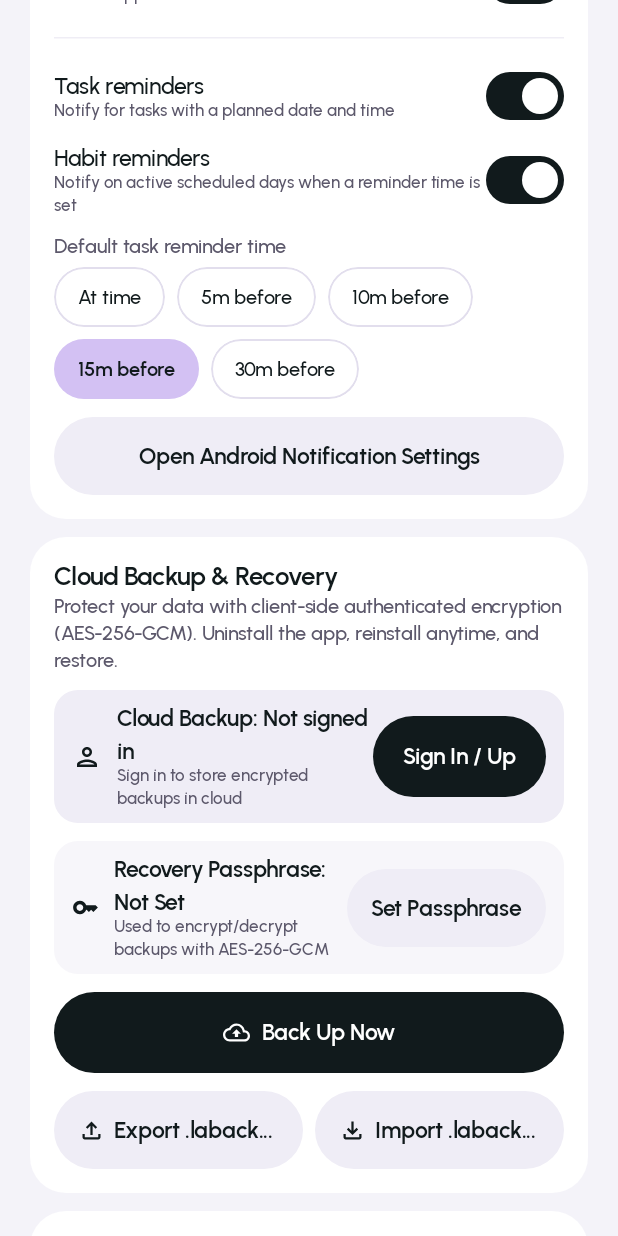
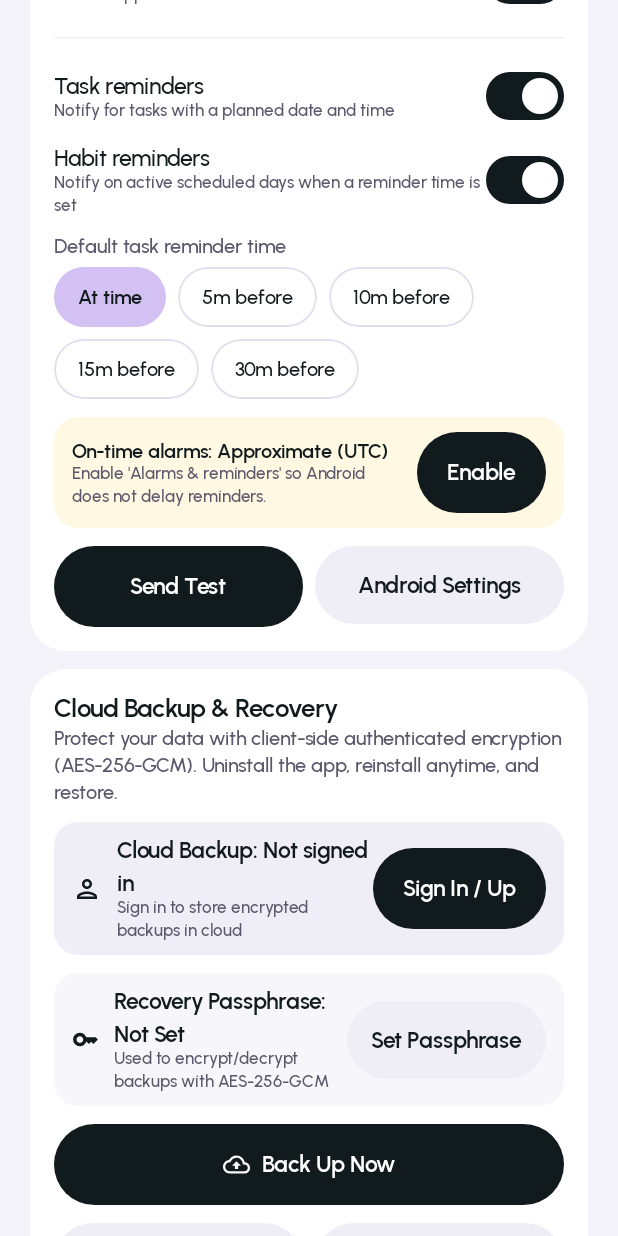
Before and after one commit to Naitik2408/MyAnalytics, an Android app built with Jetpack Compose: the SettingsScreen screen opened through its navigation route, scrolled down 576 dp, on a phone screen of 412 x 824 dp. Run offline under Robolectric (Android 15) with nearby library versions, the phone set to English and light mode, and no system bars; our stand-ins replace Room's generated code.

Commit message:
fix(notifications): top-level permission prompt, exact alarm clock delivery, monochrome icon, 0m default offset with fallback, and Send Test control

```diff
--- a/app/src/main/AndroidManifest.xml
+++ b/app/src/main/AndroidManifest.xml
@@ -13,6 +13,7 @@
     <uses-permission android:name="android.permission.ACCESS_NETWORK_STATE" />
     <uses-permission android:name="android.permission.POST_NOTIFICATIONS" />
     <uses-permission android:name="android.permission.RECEIVE_BOOT_COMPLETED" />
+    <uses-permission android:name="android.permission.SCHEDULE_EXACT_ALARM" />
 
     <application
         android:name=".LifeAnalyticsApplication"
--- a/app/src/main/java/com/lifeanalytics/app/app/LifeAnalyticsApp.kt
+++ b/app/src/main/java/com/lifeanalytics/app/app/LifeAnalyticsApp.kt
@@ -77,10 +77,12 @@ fun LifeAnalyticsApp(
     var reviewDateEpoch by rememberSaveable { mutableStateOf(today.toEpochDay()) }
     var financeDayFilterEpoch by rememberSaveable { mutableStateOf<Long?>(null) }
 
-    // Seed-once historical sample data (June 1 – Nov 18, 2026).
-    // Runs at most once if no historical sample data exists yet; never rebuilds on subsequent
-    // cold starts so user edits and deletions across Finance, Tasks, and Habits are permanent.
-    // Manual rebuild/removal remains available in Settings.
+    val notificationPermissionLauncher = androidx.activity.compose.rememberLauncherForActivityResult(
+        contract = androidx.activity.result.contract.ActivityResultContracts.RequestPermission()
+    ) { /* Sync triggered on next resume/action */ }
+
+    // Seed-once historical sample data (June 1 – Nov 18, 2026) + startup reminder sync
+    // + polite one-time Android 13+ notification permission request from the top-level host.
     LaunchedEffect(Unit) {
         repository.removeLegacyOctoberDemoData()
         if (!preferencesRepository.hasSeededHistoricalSample()) {
@@ -90,6 +92,15 @@ fun LifeAnalyticsApp(
             preferencesRepository.setHasSeededHistoricalSample(true)
         }
         reminderManager?.syncAllReminders(repository, preferencesRepository)
+
+        if (android.os.Build.VERSION.SDK_INT >= android.os.Build.VERSION_CODES.TIRAMISU &&
+            reminderManager != null &&
+            !reminderManager.hasNotificationPermission() &&
+            !preferencesRepository.hasPromptedNotificationPermission()
+        ) {
+            preferencesRepository.setPromptedNotificationPermission(true)
+            notificationPermissionLauncher.launch(android.Manifest.permission.POST_NOTIFICATIONS)
+        }
     }
 
     val primaryRoutes = remember { PrimaryDestination.entries.map { it.route }.toSet() }
--- a/app/src/main/java/com/lifeanalytics/app/data/notifications/NotificationScheduleCalculator.kt
+++ b/app/src/main/java/com/lifeanalytics/app/data/notifications/NotificationScheduleCalculator.kt
@@ -33,8 +33,9 @@ object NotificationScheduleCalculator {
         val plannedTime = task.plannedTime ?: return null
         val clampedOffset = offsetMinutes.coerceIn(0, 120).toLong()
         val eventTime = ZonedDateTime.of(task.plannedDate, plannedTime, now.zone)
+        if (!eventTime.isAfter(now)) return null
         val triggerTime = eventTime.minusMinutes(clampedOffset)
-        return if (triggerTime.isAfter(now)) triggerTime else null
+        return if (triggerTime.isAfter(now)) triggerTime else eventTime
     }
 
     /**
--- a/app/src/main/java/com/lifeanalytics/app/data/repository/PreferencesRepository.kt
+++ b/app/src/main/java/com/lifeanalytics/app/data/repository/PreferencesRepository.kt
@@ -46,7 +46,7 @@ class PreferencesRepository(private val dataStore: DataStore<Preferences>) {
             notificationsEnabled = prefs[Keys.NOTIFICATIONS_ENABLED] ?: true,
             taskRemindersEnabled = prefs[Keys.TASK_REMINDERS_ENABLED] ?: true,
             habitRemindersEnabled = prefs[Keys.HABIT_REMINDERS_ENABLED] ?: true,
-            taskReminderOffsetMinutes = (prefs[Keys.TASK_REMINDER_OFFSET_MINUTES] ?: 15).coerceIn(0, 120)
+            taskReminderOffsetMinutes = (prefs[Keys.TASK_REMINDER_OFFSET_MINUTES] ?: 0).coerceIn(0, 120)
         )
     }
 
--- a/app/src/main/java/com/lifeanalytics/app/domain/model/DomainModels.kt
+++ b/app/src/main/java/com/lifeanalytics/app/domain/model/DomainModels.kt
@@ -277,5 +277,5 @@ data class AppPreferences(
     val notificationsEnabled: Boolean = true,
     val taskRemindersEnabled: Boolean = true,
     val habitRemindersEnabled: Boolean = true,
-    val taskReminderOffsetMinutes: Int = 15
+    val taskReminderOffsetMinutes: Int = 0
 )
--- a/app/src/main/java/com/lifeanalytics/app/feature/settings/SettingsScreen.kt
+++ b/app/src/main/java/com/lifeanalytics/app/feature/settings/SettingsScreen.kt
@@ -116,6 +116,26 @@ fun SettingsScreen(
     var hasNotificationPermission by remember {
         mutableStateOf(reminderManager?.hasNotificationPermission() ?: true)
     }
+    var canScheduleExactAlarms by remember {
+        mutableStateOf(reminderManager?.canScheduleExactAlarms() ?: true)
+    }
+    var testNotificationStatus by remember { mutableStateOf<String?>(null) }
+
+    val lifecycleOwner = androidx.lifecycle.compose.LocalLifecycleOwner.current
+    androidx.compose.runtime.DisposableEffect(lifecycleOwner, reminderManager) {
+        val observer = androidx.lifecycle.LifecycleEventObserver { _, event ->
+            if (event == androidx.lifecycle.Lifecycle.Event.ON_RESUME) {
+                hasNotificationPermission = reminderManager?.hasNotificationPermission() ?: true
+                canScheduleExactAlarms = reminderManager?.canScheduleExactAlarms() ?: true
+                scope.launch {
+                    reminderManager?.syncAllReminders(repository, preferencesRepository)
+                }
+            }
+        }
+        lifecycleOwner.lifecycle.addObserver(observer)
+        onDispose { lifecycleOwner.lifecycle.removeObserver(observer) }
+    }
+
     val notificationPermissionLauncher = rememberLauncherForActivityResult(
         contract = ActivityResultContracts.RequestPermission()
     ) { _ ->
@@ -468,14 +488,85 @@ fun SettingsScreen(
                 }
 
                 Spacer(modifier = Modifier.height(spacing.space3))
+
+                // Exact Alarm Timing status (Android 12+) + Active local timezone
+                val activeZoneId = ZoneId.systemDefault().id
+                Row(
+                    modifier = Modifier
+                        .fillMaxWidth()
+                        .clip(radii.shapeSm)
+                        .background(if (canScheduleExactAlarms) tints.mint.soft else tints.butter.soft)
+                        .padding(horizontal = 12.dp, vertical = 10.dp),
+                    horizontalArrangement = Arrangement.SpaceBetween,
+                    verticalAlignment = Alignment.CenterVertically
+                ) {
+                    Column(modifier = Modifier.weight(1f)) {
+                        Text(
+                            text = if (canScheduleExactAlarms) {
+                                "On-time alarms: Exact ($activeZoneId)"
+                            } else {
+                                "On-time alarms: Approximate ($activeZoneId)"
+                            },
+                            style = typography.label.copy(fontWeight = FontWeight.SemiBold),
+                            color = colors.textPrimary
+                        )
+                        Text(
+                            text = if (canScheduleExactAlarms) {
+                                "Reminders fire right on schedule in your local timezone."
+                            } else {
+                                "Enable 'Alarms & reminders' so Android does not delay reminders."
+                            },
+                            style = typography.chartMicroLabel,
+                            color = colors.textSecondary
+                        )
+                    }
+                    if (!canScheduleExactAlarms && android.os.Build.VERSION.SDK_INT >= android.os.Build.VERSION_CODES.S) {
+                        Spacer(modifier = Modifier.width(8.dp))
+                        LaPrimaryButton(
+                            text = "Enable",
+                            onClick = {
+                                com.lifeanalytics.app.data.notifications.ReminderNotificationManager
+                                    .openExactAlarmSettings(context)
+                            }
+                        )
+                    }
+                }
+
+                if (testNotificationStatus != null) {
+                    Spacer(modifier = Modifier.height(spacing.space2))
+                    Text(
+                        text = testNotificationStatus!!,
+                        style = typography.chartMicroLabel,
+                        color = colors.textSecondary
+                    )
+                }
+
+                Spacer(modifier = Modifier.height(spacing.space3))
+                Row(
+                    modifier = Modifier.fillMaxWidth(),
+                    horizontalArrangement = Arrangement.spacedBy(spacing.space2)
+                ) {
+                    LaPrimaryButton(
+                        text = "Send Test",
+                        onClick = {
+                            val sent = reminderManager?.postTestNotification() == true
+                            testNotificationStatus = if (sent) {
+                                "Test notification sent! Check your notification shade."
+                            } else {
+                                "Blocked: grant Android notification permission first."
+                            }
+                        },
+                        modifier = Modifier.weight(1f)
+                    )
                     LaSecondaryButton(
-                    text = "Open Android Notification Settings",
+                        text = "Android Settings",
                         onClick = {
                             com.lifeanalytics.app.data.notifications.ReminderNotificationManager
                                 .openAppNotificationSettings(context)
                         },
-                    modifier = Modifier.fillMaxWidth()
+                        modifier = Modifier.weight(1f)
                     )
+                }
             }
         }
 
--- /dev/null
+++ b/app/src/main/res/drawable/ic_stat_reminder.xml
@@ -0,0 +1,9 @@
+<vector xmlns:android="http://schemas.android.com/apk/res/android"
+    android:width="24dp"
+    android:height="24dp"
+    android:viewportWidth="24"
+    android:viewportHeight="24">
+    <path
+        android:fillColor="#FFFFFF"
+        android:pathData="M12,22c1.1,0 2,-0.9 2,-2h-4c0,1.1 0.9,2 2,2zM18,16v-5c0,-3.07 -1.63,-5.64 -4.5,-6.32V4c0,-0.83 -0.67,-1.5 -1.5,-1.5s-1.5,0.67 -1.5,1.5v0.68C7.64,5.36 6,7.92 6,11v5l-2,2v1h16v-1l-2,-2z" />
+</vector>
```
Also changed, not shown: app/src/main/java/com/lifeanalytics/app/data/notifications/ReminderNotificationManager.kt (+52 -10 lines), 1 other file. Lines whose indentation alone changed are shown as unchanged.
